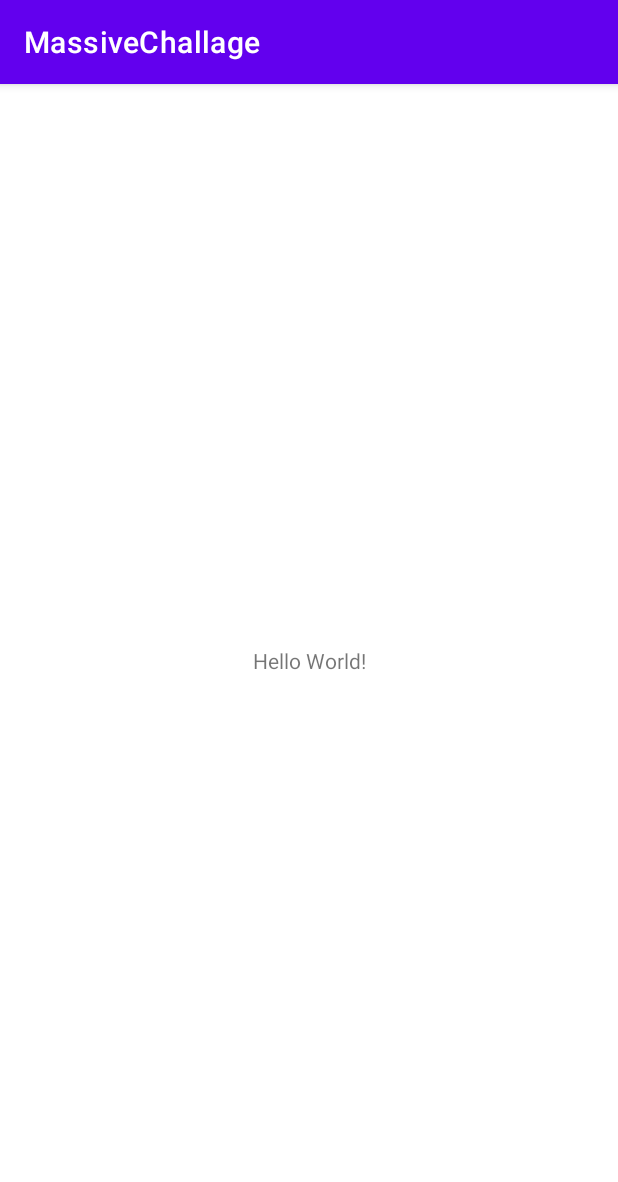
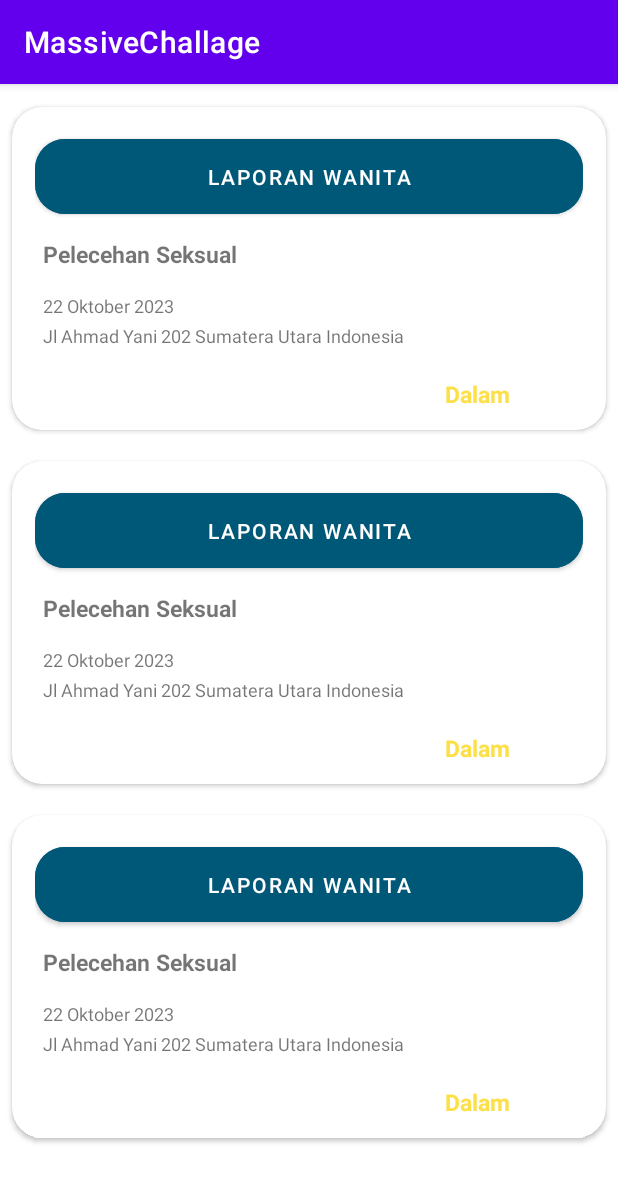
Before and after one commit to Annisa6780/Massive, an Android app: the screen it shows after launch (MainActivity before the commit, RiwayatLaporanActivity after it), on a phone screen of 412 x 824 dp. Shown: the top 1182 px of the screen. Run offline under Robolectric (Android 15) with nearby library versions, the phone set to English and light mode, and no system bars; 4 statements that could not run were skipped.

Commit message:
Riwayat Laporan
Menambahkan Riwayat Laporan (RecyclerView)

```diff
--- a/MassiveChallage/app/build.gradle
+++ b/MassiveChallage/app/build.gradle
@@ -1,6 +1,9 @@
 plugins {
     id 'com.android.application'
     id 'org.jetbrains.kotlin.android'
+
+    //id recyclerview riwayat laporan
+    id 'kotlin-parcelize'
 }
 
 android {
@@ -38,7 +41,13 @@ dependencies {
     implementation 'androidx.appcompat:appcompat:1.6.1'
     implementation 'com.google.android.material:material:1.8.0'
     implementation 'androidx.constraintlayout:constraintlayout:2.1.4'
+    implementation 'androidx.core:core-ktx:+'
     testImplementation 'junit:junit:4.13.2'
     androidTestImplementation 'androidx.test.ext:junit:1.1.5'
     androidTestImplementation 'androidx.test.espresso:espresso-core:3.5.1'
+
+    //librari recyclerview Riwayat Laporan
+    implementation 'androidx.recyclerview:recyclerview:1.1.0'
+    implementation 'androidx.cardview:cardview:1.0.0'
+
 }
--- a/MassiveChallage/app/src/main/AndroidManifest.xml
+++ b/MassiveChallage/app/src/main/AndroidManifest.xml
@@ -12,14 +12,19 @@
         android:theme="@style/Theme.MassiveChallage"
         tools:targetApi="31">
         <activity
-            android:name=".MainActivity"
-            android:exported="true">
+            android:name=".RiwayatLaporanActivity"
+            android:exported="true" >
             <intent-filter>
                 <action android:name="android.intent.action.MAIN" />
 
                 <category android:name="android.intent.category.LAUNCHER" />
             </intent-filter>
         </activity>
+        <activity
+            android:name=".MainActivity"
+            android:exported="true">
+
+        </activity>
     </application>
 
 </manifest>
--- /dev/null
+++ b/MassiveChallage/app/src/main/java/com/example/massivechallage/AdapterRiwayatLaporan.kt
@@ -0,0 +1,44 @@
+package com.example.massivechallage
+
+import android.content.Context
+import android.view.LayoutInflater
+import android.view.View
+import android.view.ViewGroup
+import android.widget.TextView
+import androidx.recyclerview.widget.RecyclerView
+
+class AdapterRiwayatLaporan(private val context: Context, private val RiwayatLaporan: List<DataRiwayatLaporan>, val listener: (DataRiwayatLaporan) ->Unit)
+    : RecyclerView.Adapter<AdapterRiwayatLaporan.RiwayatLaporanViewHolder>(){
+
+    class RiwayatLaporanViewHolder(view: View): RecyclerView.ViewHolder(view) {
+
+        val jenisLaporan = view.findViewById<TextView>(R.id.tv_jenislaporan)
+        val tanggalLapor = view.findViewById<TextView>(R.id.tv_tanggal_lapor)
+        val alamatPelapor = view.findViewById<TextView>(R.id.tv_alamat_riwayat)
+        val statusLaporan = view.findViewById<TextView>(R.id.tv_status_riwayat)
+        val statuswarLaporan = view.findViewById<TextView>(R.id.tv_status_riwayat)
+
+        fun bindView(RiwayatLaporan: DataRiwayatLaporan, listener: (DataRiwayatLaporan) -> Unit) {
+            jenisLaporan.text = DataRiwayatLaporan.jenisLaporan
+            tanggalLapor.text = DataRiwayatLaporan.tanggalLapor
+            alamatPelapor.text = DataRiwayatLaporan.alamatPelapor
+            //statusLaporan.setText(DataRiwayatLaporan.statusLaporan)
+            statusLaporan.text= DataRiwayatLaporan.statusLaporan
+            statuswarLaporan.textColors
+        }
+
+    }
+
+    override fun onCreateViewHolder(parent: ViewGroup, viewType: Int): RiwayatLaporanViewHolder {
+        return RiwayatLaporanViewHolder(
+            LayoutInflater.from(context).inflate(R.layout.item_riwayatlaporan, parent, false)
+        )
+    }
+
+    override fun onBindViewHolder(holder: RiwayatLaporanViewHolder, position: Int) {
+        holder.bindView(RiwayatLaporan[position], listener)
+    }
+
+    override fun getItemCount(): Int = RiwayatLaporan.size
+
+    }
--- /dev/null
+++ b/MassiveChallage/app/src/main/java/com/example/massivechallage/DataRiwayatLaporan.kt
@@ -0,0 +1,33 @@
+package com.example.massivechallage
+
+import android.os.Parcelable
+import kotlinx.android.parcel.Parcelize
+
+//model
+@Parcelize
+data class DataRiwayatLaporan(
+    val jenisLaporan : String,
+    val tanggalLapor : String,
+    val alamatPelapor : String,
+    val statusLaporan : Int,
+    val statuswarLaporan : Int
+) : Parcelable {
+    companion object {
+        val statusLaporan: CharSequence?
+            get() {
+                TODO()
+            }
+        val alamatPelapor: CharSequence?
+            get() {
+                TODO()
+            }
+        val tanggalLapor: CharSequence?
+            get() {
+                TODO()
+            }
+        val jenisLaporan: CharSequence?
+            get() {
+                TODO()
+            }
+    }
+}
--- a/MassiveChallage/app/src/main/java/com/example/massivechallage/MainActivity.kt
+++ b/MassiveChallage/app/src/main/java/com/example/massivechallage/MainActivity.kt
@@ -7,5 +7,8 @@ class MainActivity : AppCompatActivity() {
     override fun onCreate(savedInstanceState: Bundle?) {
         super.onCreate(savedInstanceState)
         setContentView(R.layout.activity_main)
+
+
+
     }
 }
--- /dev/null
+++ b/MassiveChallage/app/src/main/java/com/example/massivechallage/RiwayatLaporanActivity.kt
@@ -0,0 +1,44 @@
+package com.example.massivechallage
+
+import androidx.appcompat.app.AppCompatActivity
+import android.os.Bundle
+import androidx.recyclerview.widget.LinearLayoutManager
+import androidx.recyclerview.widget.RecyclerView
+
+class RiwayatLaporanActivity : AppCompatActivity() {
+    override fun onCreate(savedInstanceState: Bundle?) {
+        super.onCreate(savedInstanceState)
+        setContentView(R.layout.activity_riwayat_laporan)
+
+        val RiwayatLaporanList = listOf<DataRiwayatLaporan>(
+            DataRiwayatLaporan(
+                jenisLaporan = "Pelecehan Seksual",
+                tanggalLapor = "4 Juni 2023",
+                alamatPelapor = "Jl A",
+                statusLaporan = R.string.status_menunggu,
+                statuswarLaporan = R.color.status_menunggu
+            ),
+            DataRiwayatLaporan(
+                jenisLaporan = "Cyberbullying",
+                tanggalLapor = "6 Juni 2023",
+                alamatPelapor = "Jl b",
+                statusLaporan = R.string.status_proses,
+                statuswarLaporan = R.color.status_proses
+            ),
+            DataRiwayatLaporan(
+                jenisLaporan = "Eksploitasi",
+                tanggalLapor = "7 Juni 2023",
+                alamatPelapor = "Jl c",
+                statusLaporan = R.string.status_diterima,
+                statuswarLaporan = R.color.status_terima
+            )
+        )
+
+        val recyclerView = findViewById<RecyclerView>(R.id.rv_riwayatlaporan)
+        recyclerView.layoutManager = LinearLayoutManager(this)
+        recyclerView.setHasFixedSize(true)
+        recyclerView.adapter = AdapterRiwayatLaporan(this, RiwayatLaporanList){
+
+        }
+    }
+}
--- /dev/null
+++ b/MassiveChallage/app/src/main/res/layout/activity_riwayat_laporan.xml
@@ -0,0 +1,14 @@
+<?xml version="1.0" encoding="utf-8"?>
+<RelativeLayout xmlns:android="http://schemas.android.com/apk/res/android"
+    xmlns:app="http://schemas.android.com/apk/res-auto"
+    xmlns:tools="http://schemas.android.com/tools"
+    android:layout_width="match_parent"
+    android:layout_height="match_parent"
+    tools:context=".RiwayatLaporanActivity">
+
+    <androidx.recyclerview.widget.RecyclerView
+        android:id="@+id/rv_riwayatlaporan"
+        android:layout_width="match_parent"
+        android:layout_height="match_parent"
+        tools:listitem="@layout/item_riwayatlaporan"/>
+</RelativeLayout>
--- /dev/null
+++ b/MassiveChallage/app/src/main/res/layout/item_riwayatlaporan.xml
@@ -0,0 +1,80 @@
+<?xml version="1.0" encoding="utf-8"?>
+<androidx.cardview.widget.CardView xmlns:android="http://schemas.android.com/apk/res/android"
+    xmlns:card_view="http://schemas.android.com/apk/res-auto"
+    xmlns:tools="http://schemas.android.com/tools"
+    android:id="@+id/card_view_RiwayatLap"
+    android:layout_width="match_parent"
+    android:layout_height="wrap_content"
+    android:layout_gravity="center"
+    android:layout_marginLeft="8dp"
+    android:layout_marginTop="15dp"
+    android:layout_marginRight="8dp"
+    android:layout_marginBottom="5dp"
+    card_view:cardCornerRadius="20dp"
+    >
+
+    <RelativeLayout
+        android:layout_width="match_parent"
+        android:layout_height="215dp"
+        android:padding="15dp">
+
+        <Button
+            android:id="@+id/btn_title_riwayatlaporan"
+            android:layout_width="match_parent"
+            android:layout_height="wrap_content"
+            android:backgroundTint="@color/title_riwayat"
+            android:padding="15dp"
+            android:text="@string/title_riwayatlap"
+            card_view:cornerRadius="20dp"
+            android:textSize="14sp"/>
+
+        <TextView
+            android:id="@+id/tv_jenislaporan"
+            android:layout_width="match_parent"
+            android:layout_height="wrap_content"
+            android:layout_below="@id/btn_title_riwayatlaporan"
+            android:layout_marginTop="10dp"
+            android:paddingLeft="5dp"
+            android:text="@string/jenis_laporan"
+            android:textSize="15sp"
+            android:textStyle="bold" />
+
+        <TextView
+            android:id="@+id/tv_tanggal_lapor"
+            android:layout_width="match_parent"
+            android:layout_height="wrap_content"
+            android:layout_below="@id/tv_jenislaporan"
+            android:layout_marginTop="15dp"
+            android:paddingLeft="5dp"
+            android:text="@string/tanggal_lapor"
+            android:textSize="12sp"/>
+
+        <TextView
+            android:id="@+id/tv_alamat_riwayat"
+            android:layout_width="match_parent"
+            android:layout_height="wrap_content"
+            android:layout_below="@id/tv_tanggal_lapor"
+            android:layout_marginTop="3dp"
+            android:paddingLeft="5dp"
+            android:text="@string/alamat"
+            android:textSize="12sp"/>
+
+        <TextView
+            android:id="@+id/tv_status_riwayat"
+            android:layout_width="wrap_content"
+            android:layout_height="wrap_content"
+            android:layout_below="@id/tv_alamat_riwayat"
+            android:layout_alignParentStart="true"
+            android:layout_alignParentEnd="true"
+            android:layout_marginStart="273dp"
+            android:layout_marginTop="20dp"
+            android:layout_marginEnd="0dp"
+            android:text="@string/status_proses"
+            android:textSize="15sp"
+            android:textColor="@color/status_proses"
+            android:textStyle="bold" />
+
+    </RelativeLayout>
+
+
+</androidx.cardview.widget.CardView>
--- a/MassiveChallage/app/src/main/res/values/colors.xml
+++ b/MassiveChallage/app/src/main/res/values/colors.xml
@@ -7,4 +7,11 @@
     <color name="teal_700">#FF018786</color>
     <color name="black">#FF000000</color>
     <color name="white">#FFFFFFFF</color>
+
+    <color name="title_riwayat">#005879</color>
+    <color name="status_proses">#FDE047</color>
+    <color name="status_menunggu">#DC2626</color>
+    <color name="status_terima">#65A30D</color>
+
+
 </resources>
--- a/MassiveChallage/app/src/main/res/values/strings.xml
+++ b/MassiveChallage/app/src/main/res/values/strings.xml
@@ -1,3 +1,14 @@
 <resources>
     <string name="app_name">MassiveChallage</string>
+
+    <string name="title_riwayatlap">LAPORAN WANITA</string>
+    <string name="jenis_laporan">Pelecehan Seksual</string>
+    <string name="tanggal_lapor">22 Oktober 2023</string>
+    <string name="alamat">Jl Ahmad Yani 202 Sumatera Utara  Indonesia</string>
+
+    <string name="status_proses">Dalam Proses</string>
+    <string name="status_menunggu">Menunggu</string>
+    <string name="status_diterima">Diterima</string>
+
+
 </resources>
--- a/MassiveChallage/build.gradle
+++ b/MassiveChallage/build.gradle
@@ -2,5 +2,5 @@
 plugins {
     id 'com.android.application' version '7.4.2' apply false
     id 'com.android.library' version '7.4.2' apply false
-    id 'org.jetbrains.kotlin.android' version '1.8.0' apply false
+    id 'org.jetbrains.kotlin.android' version '1.9.0-Beta' apply false
 }
```
